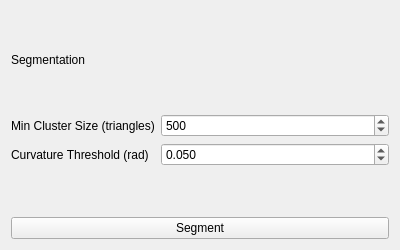
Above: src/Toolpath-Offline-Planning/opp_gui/ui/segmentation_parameters_editor.ui from xp220340/toolpath before the change. Below: the same form after it.
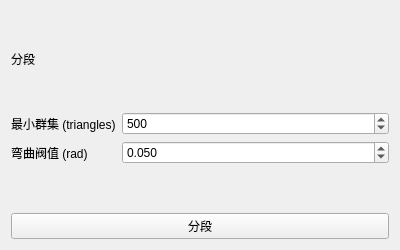
That is the form after the change.

Patch:
```diff
--- a/src/Toolpath-Offline-Planning/opp_gui/ui/segmentation_parameters_editor.ui
+++ b/src/Toolpath-Offline-Planning/opp_gui/ui/segmentation_parameters_editor.ui
@@ -23,7 +23,7 @@
    <item>
     <widget class="QLabel" name="label_segmentation">
      <property name="text">
-      <string>Segmentation</string>
+      <string>分段</string>
      </property>
     </widget>
    </item>
@@ -35,7 +35,7 @@
         <string extracomment="Spacing between adjacent toolpath segments (in meters)"/>
        </property>
        <property name="text">
-        <string>Min Cluster Size (triangles)</string>
+        <string>最小群集 (triangles)</string>
        </property>
       </widget>
      </item>
@@ -45,7 +45,7 @@
         <string extracomment="Spacing between adjacent waypoints on a segment (in meters)"/>
        </property>
        <property name="text">
-        <string>Curvature Threshold (rad)</string>
+        <string>弯曲阀值 (rad)</string>
        </property>
       </widget>
      </item>
@@ -86,7 +86,7 @@
    <item>
     <widget class="QPushButton" name="push_button_segment">
      <property name="text">
-      <string>Segment</string>
+      <string>分段</string>
      </property>
     </widget>
    </item>
```
